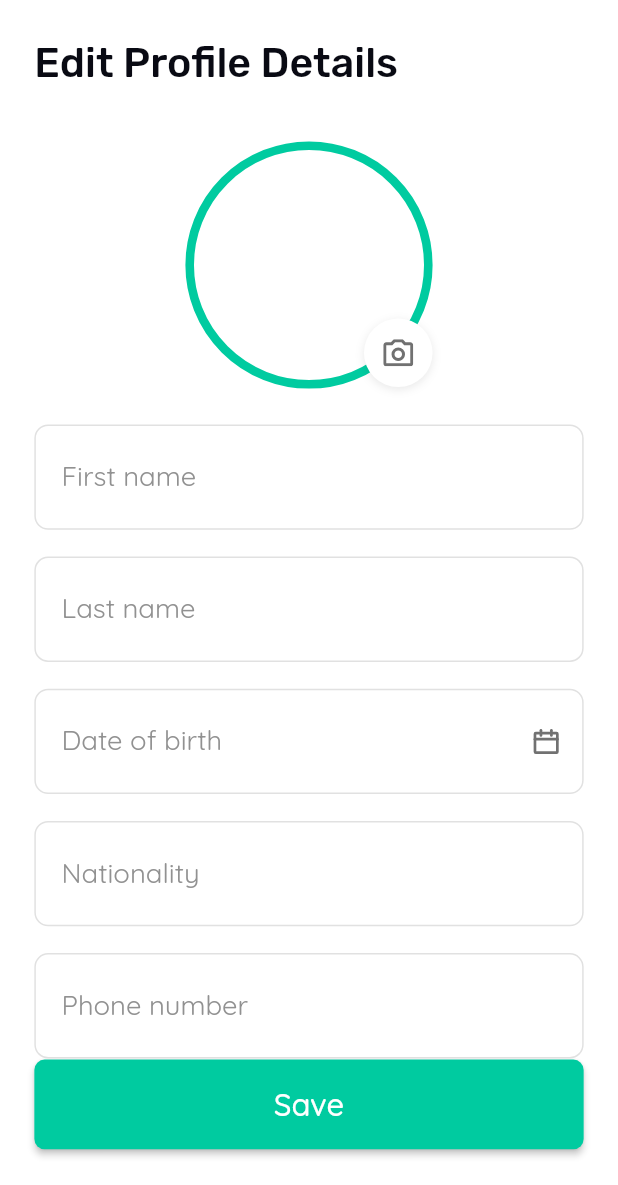
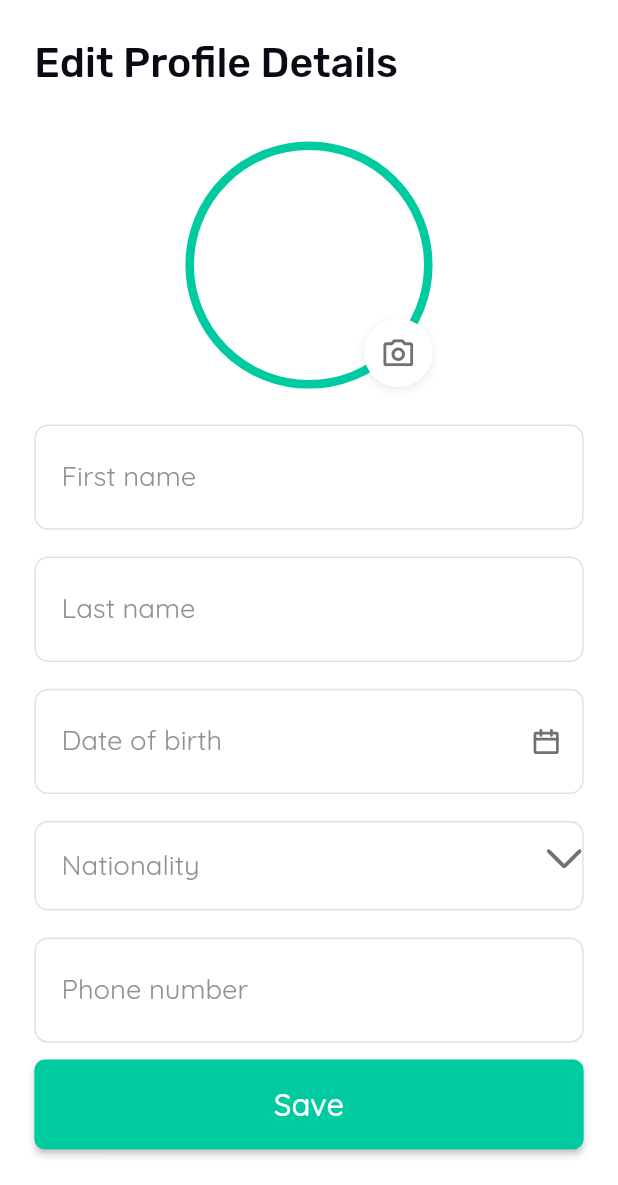
Before and after one commit to KalathiyaAyush/iveryfy, a Flutter app: the EditProfileDetailScreen screen opened by its route, on a phone screen of 412 x 824 dp, the part 51-1236 px from its top. Run offline on Flutter 3.47's test engine with Material 2 defaults, Android fonts, the phone set to English and light mode, and no system bars; our stand-ins replace dropdown_button2, file_picker, flutter_neumorphic, flutter_screenutil, flutter_svg, flutter_switch and 4 more; missing offline and left inert: circle_progress_bar; project files that could hold a hidden picture were left out.

Commit message:
bug fixing

```diff
--- a/lib/src/resources/value_manager.dart
+++ b/lib/src/resources/value_manager.dart
@@ -22,6 +22,8 @@ class AppPadding {
   static double get p11 => 11.sp;
   static double get p12 => 12.sp;
   static double get p15 => 15.sp;
+  static double get p16 => 16.sp;
+  static double get p17 => 17.sp;
   static double get p18 => 18.sp;
   static double get p20 => 20.sp;
   static double get p22 => 22.sp;
--- a/lib/src/uis/screens/add_profile_photo/add_profile_photo_screen.dart
+++ b/lib/src/uis/screens/add_profile_photo/add_profile_photo_screen.dart
@@ -180,7 +180,7 @@ class _AddProfilePhotoState extends State<AddProfilePhoto> {
                 const Spacer(),
                 Center(
                   child: AppElevatedButton(
-                    onPressed: () {},
+                    onPressed: imageFile != null ? () {} : null,
                     child: Text(
                       AppStrings.kNext,
                       style: mediumTextStyle(
--- a/lib/src/uis/screens/connections/add_connection/connection_succes_screen.dart
+++ b/lib/src/uis/screens/connections/add_connection/connection_succes_screen.dart
@@ -30,7 +30,7 @@ class ConnectionSuccessScreen extends StatelessWidget {
                   SizedBox(height: AppHeight.h20),
                   Padding(
                     padding: EdgeInsets.only(
-                        left: AppPadding.p20, right: AppPadding.p20),
+                        left: AppPadding.p40, right: AppPadding.p40),
                     child: Column(
                       children: [
                         Text(
@@ -46,7 +46,7 @@ class ConnectionSuccessScreen extends StatelessWidget {
                           AppStrings.kDocumenthavebeenSent,
                           textAlign: TextAlign.center,
                           style: regularTextStyle(
-                            fontSize: FontSize.s18,
+                            fontSize: FontSize.s16,
                             color: ColorManager.titleTextColor,
                             fontFamily: FontConstants.quicksand,
                           ),
--- a/lib/src/uis/screens/connections/connection_screen.dart
+++ b/lib/src/uis/screens/connections/connection_screen.dart
@@ -185,7 +185,7 @@ class _ConnectionScreenState extends State<ConnectionScreen>
           Text(
             AppStrings.kConnectionDes,
             style: regularTextStyle(
-              fontSize: FontSize.s13,
+              fontSize: FontSize.s12,
               color: ColorManager.titleTextColor,
               fontFamily: FontConstants.quicksand,
             ),
@@ -237,7 +237,7 @@ class _ConnectionScreenState extends State<ConnectionScreen>
                           Text(
                             '4 Documents',
                             style: mediumTextStyle(
-                              fontSize: FontSize.s14,
+                              fontSize: FontSize.s12,
                               color: const Color.fromRGBO(64, 145, 108, 1),
                               fontFamily: FontConstants.quicksand,
                             ),
@@ -256,7 +256,7 @@ class _ConnectionScreenState extends State<ConnectionScreen>
                           child: Text(
                             '60d \nLeft',
                             style: regularTextStyle(
-                              fontSize: FontSize.s13,
+                              fontSize: FontSize.s10,
                               color: ColorManager.textColor,
                               fontFamily: FontConstants.quicksand,
                             ),
--- a/lib/src/uis/screens/home/home_screen.dart
+++ b/lib/src/uis/screens/home/home_screen.dart
@@ -245,7 +245,7 @@ class _HomeScreenState extends State<HomeScreen>
                                 ? 'Verified - 22 sep 2023 12:00:23'
                                 : 'Something went wrong',
                     style: mediumTextStyle(
-                      fontSize: FontSize.s16,
+                      fontSize: FontSize.s12,
                       color: _tabController?.index == 0
                           ? const Color.fromRGBO(82, 183, 136, 1)
                           : _tabController?.index == 1
--- a/lib/src/uis/screens/settings/edit_profile_detail_screen.dart
+++ b/lib/src/uis/screens/settings/edit_profile_detail_screen.dart
@@ -231,11 +231,52 @@ class _EditProfileDetailScreenState extends State<EditProfileDetailScreen> {
                                 ),
                               ),
                               SizedBox(height: AppHeight.h15),
-                              AppTextField(
-                                controller: _nationalityController,
-                                autovalidateMode:
-                                    AutovalidateMode.onUserInteraction,
-                                labelText: AppStrings.kNationality,
+                              // AppTextField(
+                              //   controller: _nationalityController,
+                              //   autovalidateMode:
+                              //       AutovalidateMode.onUserInteraction,
+                              //   labelText: AppStrings.kNationality,
+                              // ),
+                              Container(
+                                height: AppHeight.h50,
+                                width: double.infinity,
+                                decoration: BoxDecoration(
+                                    borderRadius:
+                                        BorderRadius.circular(AppRadius.r8),
+                                    border: Border.all(
+                                      color: ColorManager.primaryColor,
+                                    )),
+                                child: DropdownButtonFormField(
+                                  style: mediumTextStyle(
+                                    fontSize: FontSize.s16,
+                                    color: ColorManager.textColor,
+                                    fontFamily: FontConstants.quicksand,
+                                  ),
+                                  icon: Padding(
+                                    padding:
+                                        EdgeInsets.only(bottom: AppPadding.p8),
+                                    child: SvgPicture.asset(
+                                        ImageAssets.dropdownIcon),
+                                  ),
+                                  decoration: InputDecoration(
+                                    contentPadding: EdgeInsets.symmetric(
+                                        vertical: AppPadding.p12,
+                                        horizontal: AppPadding.p15),
+                                    border: InputBorder.none,
+                                    labelText: AppStrings.kNationality,
+                                    labelStyle: regularTextStyle(
+                                      color: ColorManager.buttonGreyText,
+                                      fontFamily: FontConstants.quicksand,
+                                      fontSize: FontSize.s16,
+                                    ),
+                                  ),
+                                  items: const [
+                                    DropdownMenuItem(
+                                        value: 'United kingdom',
+                                        child: Text('United kingdom')),
+                                  ],
+                                  onChanged: (value) {},
+                                ),
                               ),
                               SizedBox(height: AppHeight.h15),
                               AppTextField(
--- a/lib/src/uis/screens/verify_id/document_verification_screen.dart
+++ b/lib/src/uis/screens/verify_id/document_verification_screen.dart
@@ -26,7 +26,7 @@ class DocumentVerificationScreen extends StatelessWidget {
                   const Spacer(),
                   Padding(
                     padding: EdgeInsets.only(
-                        left: AppPadding.p15, right: AppPadding.p15),
+                        left: AppPadding.p40, right: AppPadding.p40),
                     child: Column(
                       children: [
                         Image.asset(ImageAssets.verifiedIcon),
@@ -44,7 +44,7 @@ class DocumentVerificationScreen extends StatelessWidget {
                           AppStrings.kVerifiedDes,
                           textAlign: TextAlign.center,
                           style: regularTextStyle(
-                            fontSize: FontSize.s18,
+                            fontSize: FontSize.s16,
                             color: ColorManager.titleTextColor,
                             fontFamily: FontConstants.quicksand,
                           ),
--- a/lib/src/uis/screens/verify_id/verify_id_screen.dart
+++ b/lib/src/uis/screens/verify_id/verify_id_screen.dart
@@ -40,7 +40,7 @@ class VerifyIdScreen extends StatelessWidget {
                   child: Text(
                     AppStrings.kVerifyIdDes,
                     style: mediumTextStyle(
-                      fontSize: FontSize.s25,
+                      fontSize: FontSize.s24,
                       color: ColorManager.titleTextColor,
                       fontFamily: FontConstants.rubik,
                     ),
```
Also changed, not shown: lib/src/uis/screens/connections/manage_connection/manage_connection_screen.dart (+5 -5 lines), lib/src/uis/screens/documents/passport_details_screen.dart (+16 -4 lines), lib/src/uis/screens/settings/iverifi_id_screen.dart (+6 -1 lines), lib/src/uis/screens/settings/profile_details_screen.dart (+8 -6 lines), lib/src/uis/screens/settings/setting_screen.dart (+6 -1 lines), lib/src/uis/screens/settings/widget/setting_switch_view.dart (+1 -13 lines), lib/src/uis/screens/settings/widget/setting_view.dart (+1 -13 lines).
